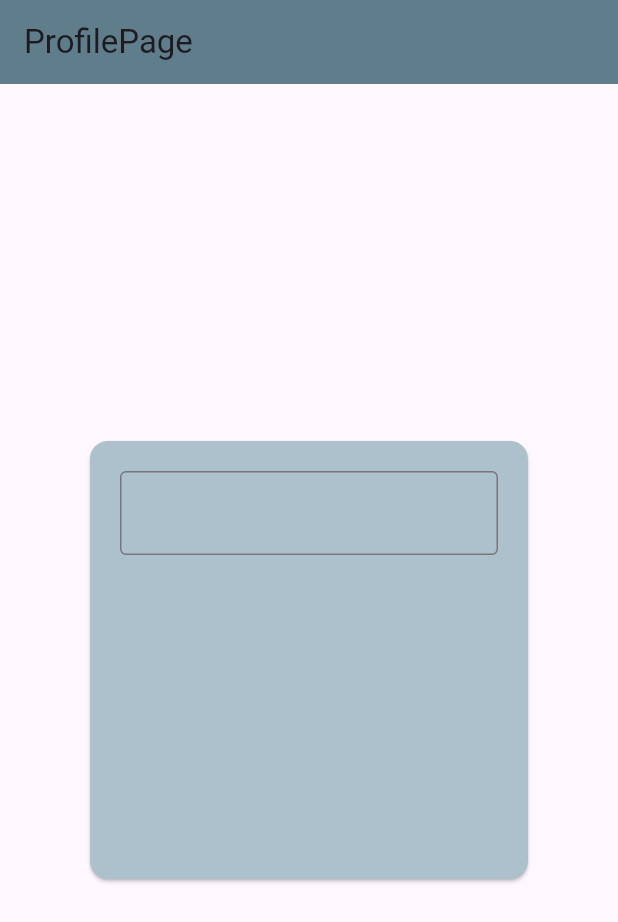
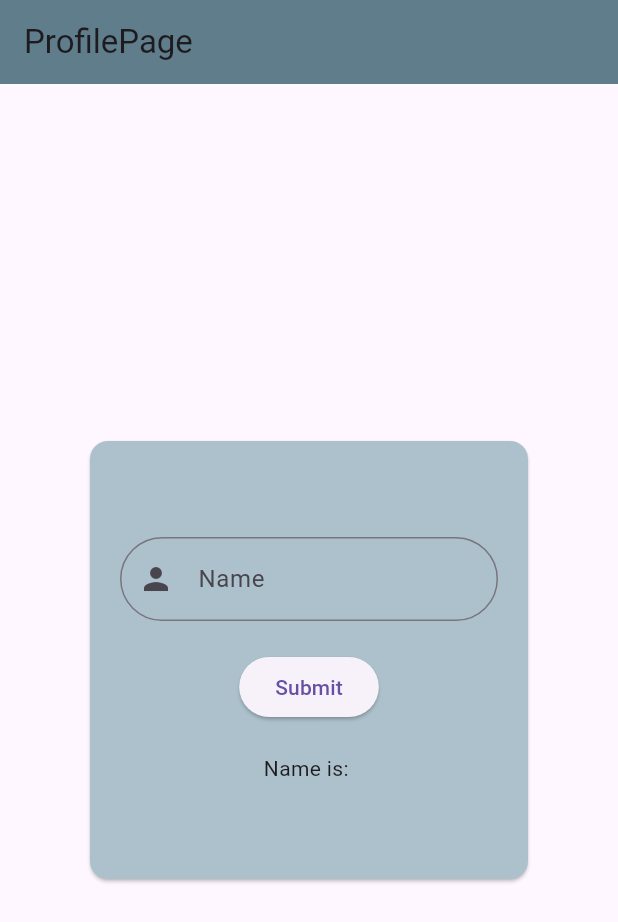
Before and after one commit to jaahaan/CSE-3212_Project_62D, a Flutter app: the screen it shows after launch, on a phone screen of 412 x 824 dp. Shown: the top 922 px of the screen. Run offline on Flutter 3.47's test engine with Material 3 defaults, Android fonts, the phone set to English and light mode, and no system bars; our stand-ins replace google_fonts.

Commit message:
TextFormField

```diff
--- a/lib/profile_page.dart
+++ b/lib/profile_page.dart
@@ -8,6 +8,9 @@ class ProfilePage extends StatefulWidget {
 }
 
 class _ProfilePageState extends State<ProfilePage> {
+  TextEditingController nameController = TextEditingController();
+  String name = "";
+  String? errorMsg;
   @override
   Widget build(BuildContext context) {
     return Scaffold(
@@ -24,10 +27,53 @@ class _ProfilePageState extends State<ProfilePage> {
             child: Padding(
               padding: const EdgeInsets.all(20.0),
               child: Column(
+                mainAxisAlignment: MainAxisAlignment.center,
                 children: [
                   TextFormField(
-                    decoration: InputDecoration(border: OutlineInputBorder()),
+                    controller: nameController,
+                    keyboardType: TextInputType.text,
+                    // onChanged: (value) {
+                    //   name = nameController.text;
+                    //   setState(() {});
+                    // },
+                    // obscureText: true,
+                    onFieldSubmitted: (value) {
+                      setState(() {
+                        errorMsg = null;
+                        if (nameController.text.isEmpty) {
+                          errorMsg = "Field is empty";
+                        } else {
+                          name = nameController.text;
+                        }
+                      });
+                    },
+                    decoration: InputDecoration(
+                      errorText: errorMsg,
+                      labelText: "Name",
+                      hintText: "Enter Name...",
+                      prefixIcon: Icon(Icons.person),
+                      border: OutlineInputBorder(
+                        borderSide: BorderSide(color: Colors.green),
+                        borderRadius: BorderRadius.all(Radius.circular(50)),
+                      ),
+                    ),
                   ),
+                  SizedBox(height: 20),
+                  ElevatedButton(
+                    onPressed: () {
+                      setState(() {
+                        errorMsg = null;
+                        if (nameController.text.isEmpty) {
+                          errorMsg = "Field is empty";
+                        } else {
+                          name = nameController.text;
+                        }
+                      });
+                    },
+                    child: Text("Submit"),
+                  ),
+                  SizedBox(height: 20),
+                  Text("Name is: $name"),
                 ],
               ),
             ),
```
